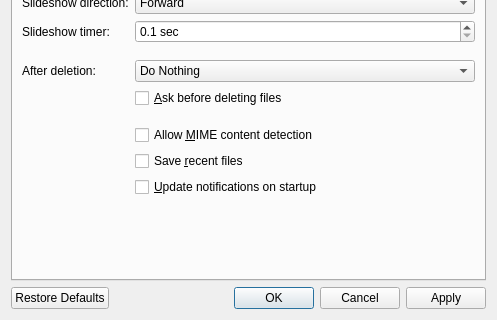
Old version of the form src/qvoptionsdialog.ui in the repository jurplel/qView; both pictures show x 0 to 497 and y 238 to 558 of the 497 by 558 pixel window.
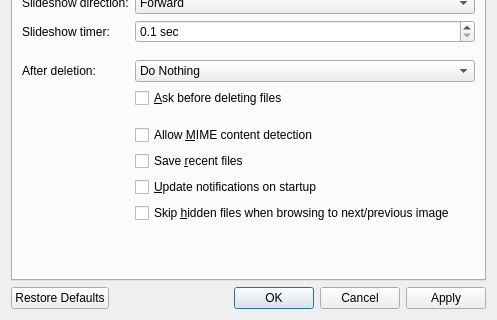
New version of the form.

Commit message: Added setting to control whether to show hidden files when user is browsing through files using left/right arrow key

```diff
--- a/src/qvoptionsdialog.ui
+++ b/src/qvoptionsdialog.ui
@@ -721,6 +721,13 @@
          </property>
         </widget>
        </item>
+       <item row="17" column="1">
+        <widget class="QCheckBox" name="skipHiddenCheckbox">
+         <property name="text">
+          <string extracomment="Don't view files with 'hidden' attribute">Skip &amp;hidden files when browsing to next/previous image</string>
+         </property>
+        </widget>
+       </item>
        <item row="11" column="1">
         <widget class="QComboBox" name="afterDeletionComboBox">
          <property name="currentIndex">
```
The commit also changes 29 other files.
